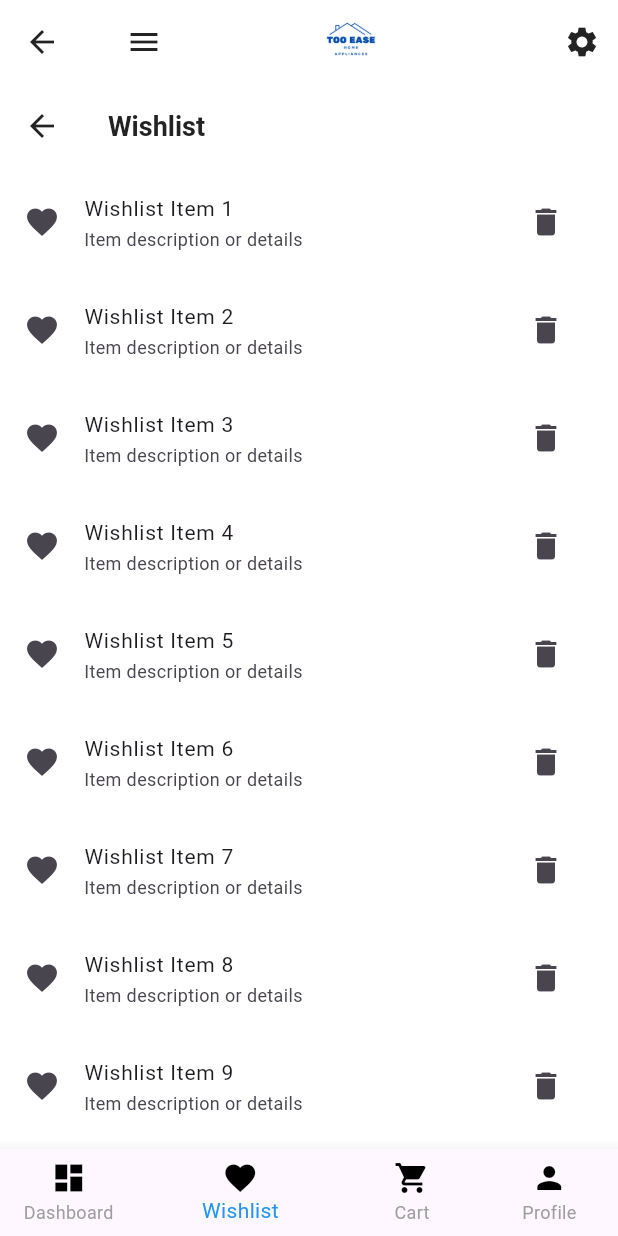
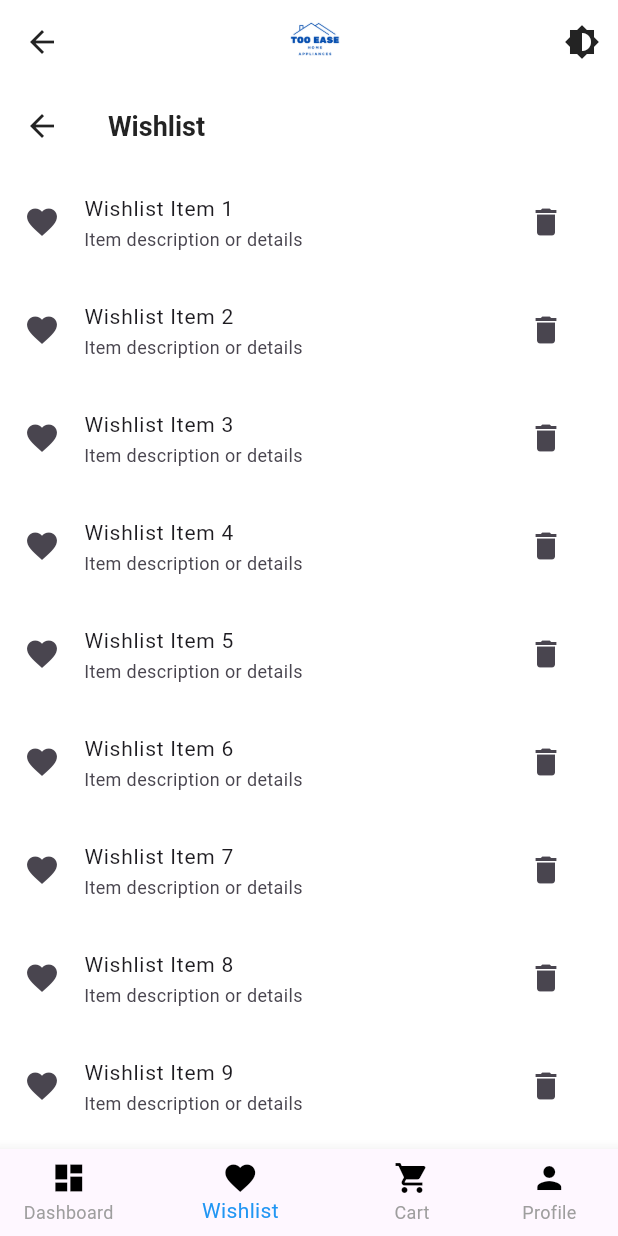
Before and after one commit to ST60002CEM/batch32a-BibekKumarKushwaha, a Flutter app: the HomeView screen opened directly, item 2 of the bottom bar chosen, on a phone screen of 412 x 824 dp. Run offline on Flutter 3.47's test engine with Material 3 defaults, Android fonts, the phone set to English and light mode, and no system bars; our stand-ins replace awesome_dialog, carousel_slider, connectivity_plus, dartz, dio, equatable and 6 more; accounts and stored records are empty; network calls fail; Roboto replaces fonts that are missing (Poppins); project files that could hold a hidden picture were left out.

Commit message:
home view dart

```diff
--- a/lib/features/home/presentation/view/home_view.dart
+++ b/lib/features/home/presentation/view/home_view.dart
@@ -88,17 +88,21 @@
 //       ),
 //     );
 //   }
-// }import 'package:flutter/material.dart';
+// }
+import 'dart:async';
+
+import 'package:awesome_dialog/awesome_dialog.dart';
+import 'package:final_assignment/core/common/my_snackbar.dart';
+import 'package:final_assignment/features/home/presentation/viewmodel/home_view_model.dart';
+import 'package:final_assignment/features/home/presentation/viewmodel/theme_provider.dart';
+import 'package:final_assignment/profile/presentation/view/profile_view.dart';
 import 'package:flutter/material.dart';
 import 'package:flutter_riverpod/flutter_riverpod.dart';
-import 'package:sensors_plus/sensors_plus.dart';
-import 'dart:async';
-import 'package:awesome_dialog/awesome_dialog.dart';
-import 'package:final_assignment/features/home/presentation/viewmodel/theme_provider.dart';
 import 'package:final_assignment/features/home/presentation/view/bottom_view/dashboard_view.dart';
 import 'package:final_assignment/features/home/presentation/view/bottom_view/profile_view.dart';
 import 'package:final_assignment/features/home/presentation/view/bottom_view/cart_view.dart';
 import 'package:final_assignment/features/home/presentation/view/bottom_view/wishlist_view.dart';
+import 'package:sensors_plus/sensors_plus.dart';
 
 class HomeView extends ConsumerStatefulWidget {
   const HomeView({super.key});
@@ -115,34 +119,29 @@ class _HomeViewState extends ConsumerState<HomeView> {
     const WishlistView(),
     const CartView(),
     const ProfileView(),
+
   ];
-
   bool showYesNoDialog = true;
   bool isDialogShowing = false;
+
   List<double> _gyroscopeValues = [];
   final List<StreamSubscription<dynamic>> _streamSubscription = [];
 
   @override
   void initState() {
-    super.initState();
-    _streamSubscription.add(gyroscopeEvents.listen((GyroscopeEvent event) {
+    _streamSubscription.add(gyroscopeEvents!.listen((GyroscopeEvent event) {
       setState(() {
         _gyroscopeValues = <double>[event.x, event.y, event.z];
+
         _checkGyroscopeValues(_gyroscopeValues);
       });
     }));
-  }
 
-  @override
-  void dispose() {
-    for (var subscription in _streamSubscription) {
-      subscription.cancel();
-    }
-    super.dispose();
+    super.initState();
   }
 
   void _checkGyroscopeValues(List<double> values) async {
-    const double threshold = 5; // Example threshold value, adjust as needed
+    const double threshold = 0.5; // Example threshold value, adjust as needed
     if (values.any((value) => value.abs() > threshold)) {
       if (showYesNoDialog && !isDialogShowing) {
         isDialogShowing = true;
@@ -152,19 +151,16 @@ class _HomeViewState extends ConsumerState<HomeView> {
           title: 'Logout',
           desc: 'Are You Sure You Want To Logout?',
           btnOkOnPress: () {
-            var profileViewmodelProvider;
-            ref.read(profileViewmodelProvider.notifier).logout();
+            ref.read(homeViewModelProvider.notifier).logout();
           },
           btnCancelOnPress: () {},
         ).show();
 
         isDialogShowing = false;
         if (result) {
-          ScaffoldMessenger.of(context).showSnackBar(
-            SnackBar(
-              content: Text('Logged Out Successfully!'),
-              backgroundColor: Colors.green,
-            ),
+          showMySnackBar(
+            message: 'Logged Out Successfully!',
+            color: Colors.green,
           );
         }
       }
@@ -177,37 +173,36 @@ class _HomeViewState extends ConsumerState<HomeView> {
     });
   }
 
+  void _onBackPressed() {
+    setState(() {
+      if (_selectedIndex > 0) {
+        _selectedIndex--;
+      }
+    });
+  }
+
   @override
   Widget build(BuildContext context) {
     final themeNotifier = ref.watch(themeProvider.notifier);
 
     return Scaffold(
       appBar: AppBar(
-        title: Row(
-          mainAxisAlignment: MainAxisAlignment.start,
-          children: [
-            IconButton(
-              icon: const Icon(Icons.menu),
-              onPressed: () {
-                // Implement your sliding menu functionality here
-              },
-            ),
-            const SizedBox(width: 16), // Adjust spacing as needed
-            Expanded(
-              child: Center(
-                child: Image.asset(
-                  'assets/images/logo.png', // Replace with your photo path
-                  height: AppBar().preferredSize.height - 12, // Adjust height
-                  fit: BoxFit.contain,
-                ),
-              ),
-            ),
-            const SizedBox(width: 16), // Adjust spacing as needed
-          ],
+        leading: _selectedIndex > 0
+            ? IconButton(
+                icon: const Icon(Icons.arrow_back),
+                onPressed: _onBackPressed,
+              )
+            : null,
+        title: Center(
+          child: Image.asset(
+            'assets/images/logo.png', // Replace with your logo path
+            height: AppBar().preferredSize.height - 12, // Adjust height
+            fit: BoxFit.contain,
+          ),
         ),
         actions: [
           IconButton(
-            icon: const Icon(Icons.settings),
+            icon: const Icon(Icons.brightness_6),
             onPressed: () {
               themeNotifier.toggleTheme();
             },
```
